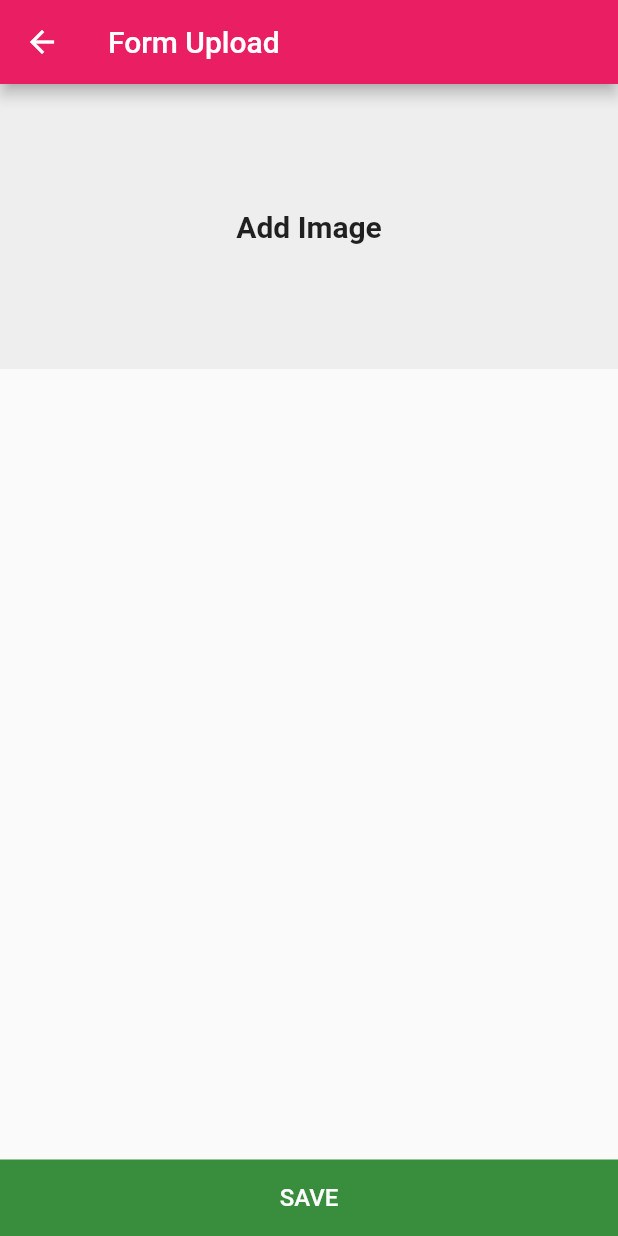
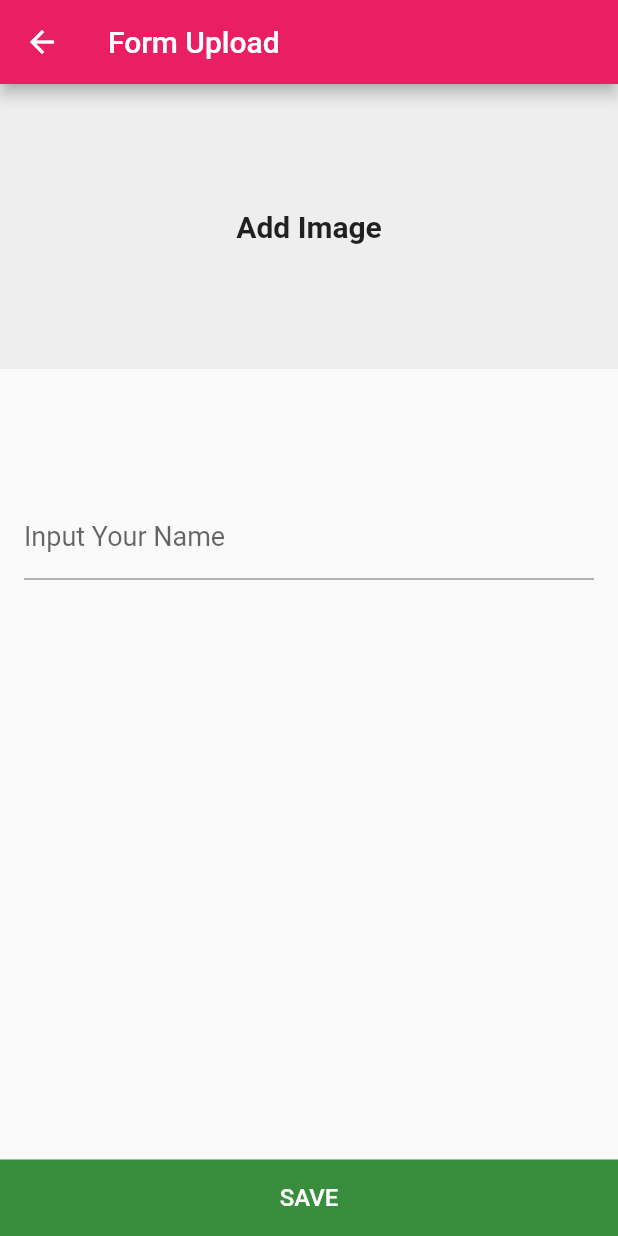
Before and after one commit to yoesuv/Flutter-Basic-Form, a Flutter app: the FormOne screen opened by its route, on a phone screen of 412 x 824 dp. Run offline on Flutter 3.47's test engine with Material 2 defaults, Android fonts, the phone set to English and light mode, and no system bars; our stand-ins replace image_picker, permission_handler, rxdart; statements that could not run were skipped.

Commit message:
:pencil: add input textfield

```diff
--- a/lib/src/blocs/form_one_blocs.dart
+++ b/lib/src/blocs/form_one_blocs.dart
@@ -4,8 +4,12 @@ import 'package:rxdart/rxdart.dart';
 class FormOneBloc {
 
   final PublishSubject<PermissionStatus> _resultRequestStoragePermission = PublishSubject<PermissionStatus>();
+  final BehaviorSubject<String> _name = BehaviorSubject<String>.seeded('');
 
   Stream<PermissionStatus> get streamRequestStoragePermission => _resultRequestStoragePermission.stream;
+  Stream<String> get streamName => _name.stream;
+
+  Function(String) get name => _name.sink.add;
 
   Future<bool> checkStoragePermission() async{
     final PermissionStatus check = await PermissionHandler().checkPermissionStatus(PermissionGroup.storage);
--- a/lib/src/screens/form_one.dart
+++ b/lib/src/screens/form_one.dart
@@ -61,7 +61,12 @@ class FormOneState extends State<FormOne> {
       children: <Widget>[
         contentTop(),
         const SizedBox(height: 8),
-        buildListImage()
+        buildListImage(),
+        const SizedBox(height: 8),
+        Container(
+          padding: const EdgeInsets.symmetric(horizontal: 16.0),
+          child: inputName(),
+        )
       ],
     );
   }
@@ -143,6 +148,25 @@ class FormOneState extends State<FormOne> {
     );
   }
 
+  Widget inputName() {
+    return StreamBuilder<String>(
+      stream: bloc.streamName,
+      builder: (BuildContext context, AsyncSnapshot<String> snapshot) {
+        return TextField(
+          onChanged: bloc.name,
+          style: const TextStyle(
+            fontSize: 18.0
+          ),
+          decoration: const InputDecoration(
+            contentPadding: EdgeInsets.symmetric(vertical: 8.0),
+            hintText: 'Your Name',
+            labelText: 'Input Your Name'
+          ),
+        );
+      },
+    );
+  }
+
   Widget buildButtonSave() {
     return Container(
       width: double.infinity,
```
